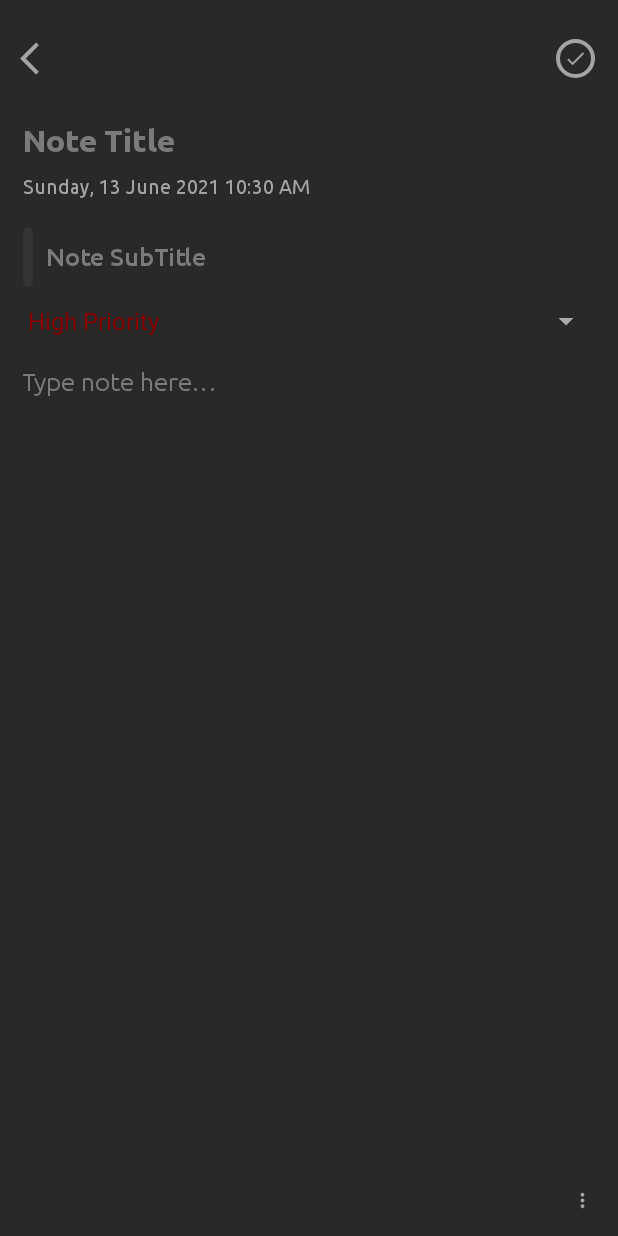
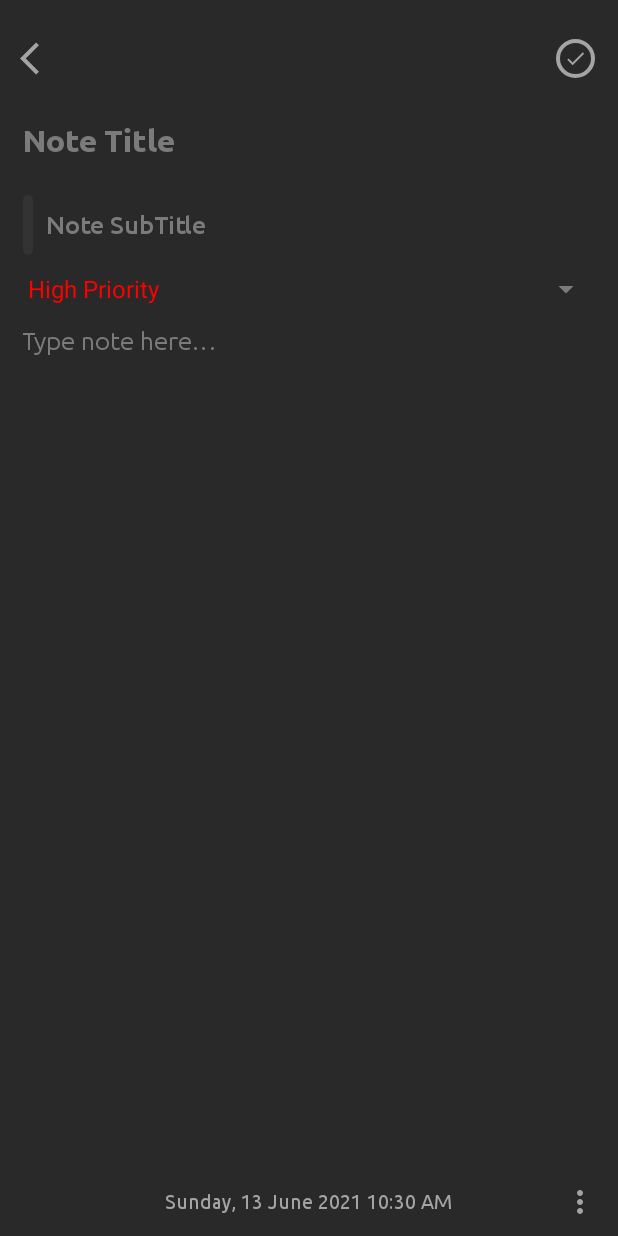
Before and after one commit to mertrkaradeniz/Notely, an Android app: the fragment AddFragment placed in its activity, on a phone screen of 412 x 824 dp. Run offline under Robolectric (Android 15) with nearby library versions, the phone set to English and light mode, and no system bars; our stand-ins replace Dagger/Hilt's generated code, Firebase (no records; nobody signed in at launch, a user with empty details on screens opened directly), Room's generated code, navigation-ui, sdp/ssp sizes; libraries missing offline, so code that uses them is left out: com.vmadalin.easypermissions, jp.wasabeef.recyclerview; 1 statement that could not run was skipped.

Commit message:
Code cleanup #1

```diff
--- a/app/src/main/res/layout/fragment_add.xml
+++ b/app/src/main/res/layout/fragment_add.xml
@@ -65,26 +65,12 @@
                 android:textSize="@dimen/_16sdp"
                 app:layout_constraintTop_toBottomOf="@id/imgBack" />
 
-            <TextView
-                android:id="@+id/tvDateTime"
-                android:layout_width="0dp"
-
-                android:layout_height="wrap_content"
-                android:fontFamily="@font/ubuntu_regular"
-                android:includeFontPadding="false"
-                android:textColor="@color/colorIcons"
-                android:textSize="@dimen/_10sdp"
-                app:layout_constraintEnd_toEndOf="@id/etNoteTitle"
-                app:layout_constraintHorizontal_bias="0.0"
-                app:layout_constraintStart_toStartOf="@id/etNoteTitle"
-                app:layout_constraintTop_toBottomOf="@+id/etNoteTitle" />
-
             <EditText
                 android:id="@+id/etNoteSubtitle"
                 android:layout_width="0dp"
                 android:layout_height="wrap_content"
                 android:layout_marginStart="@dimen/_12sdp"
-                android:layout_marginTop="@dimen/_15sdp"
+                android:layout_marginTop="@dimen/_10sdp"
                 android:layout_marginEnd="@dimen/_12sdp"
                 android:background="@null"
                 android:fontFamily="@font/ubuntu_medium"
@@ -99,7 +85,7 @@
                 android:textSize="@dimen/_13sdp"
                 app:layout_constraintEnd_toEndOf="parent"
                 app:layout_constraintStart_toStartOf="@id/viewSubtitleIndicator"
-                app:layout_constraintTop_toBottomOf="@id/tvDateTime" />
+                app:layout_constraintTop_toBottomOf="@id/etNoteTitle" />
 
             <View
                 android:id="@+id/viewSubtitleIndicator"
@@ -116,7 +102,7 @@
                 android:layout_width="match_parent"
                 android:layout_height="wrap_content"
                 android:layout_marginStart="@dimen/_12sdp"
-                android:layout_marginTop="@dimen/_15sdp"
+                android:layout_marginTop="@dimen/_10sdp"
                 android:layout_marginEnd="@dimen/_12sdp"
                 android:adjustViewBounds="true"
                 android:contentDescription="@string/image"
@@ -141,9 +127,9 @@
             <LinearLayout
                 android:id="@+id/llWebURL"
                 android:layout_width="match_parent"
-                android:layout_height="@dimen/_50sdp"
+                android:layout_height="@dimen/_30sdp"
                 android:layout_marginStart="@dimen/_12sdp"
-                android:layout_marginTop="@dimen/_15sdp"
+                android:layout_marginTop="@dimen/_10sdp"
                 android:layout_marginEnd="@dimen/_12sdp"
                 android:gravity="center_vertical"
                 android:orientation="horizontal"
@@ -174,14 +160,14 @@
                 android:id="@+id/spPriorities"
                 android:layout_width="match_parent"
                 android:layout_height="wrap_content"
-                android:backgroundTint="@color/google_hint_grey"
-                android:entries="@array/priorities"
+                android:layout_margin="@dimen/_8sdp"
                 android:layout_marginStart="@dimen/_12sdp"
-                android:layout_marginTop="@dimen/_15sdp"
+                android:layout_marginTop="@dimen/_10sdp"
                 android:layout_marginEnd="@dimen/_12sdp"
                 android:layout_marginBottom="@dimen/_15sdp"
-                android:layout_margin="@dimen/_8sdp"
-                android:textColorHint="@color/google_hint_grey"
+                android:backgroundTint="@color/colorTextHint"
+                android:entries="@array/priorities"
+                android:textColorHint="@color/colorTextHint"
                 app:layout_constraintEnd_toEndOf="parent"
                 app:layout_constraintHorizontal_bias="0.5"
                 app:layout_constraintStart_toStartOf="parent"
@@ -192,7 +178,7 @@
                 android:layout_width="match_parent"
                 android:layout_height="wrap_content"
                 android:layout_marginStart="@dimen/_12sdp"
-                android:layout_marginTop="@dimen/_15sdp"
+                android:layout_marginTop="@dimen/_10sdp"
                 android:layout_marginEnd="@dimen/_12sdp"
                 android:layout_marginBottom="@dimen/_15sdp"
                 android:background="@null"
@@ -211,16 +197,28 @@
 
         </androidx.constraintlayout.widget.ConstraintLayout>
     </ScrollView>
+
+    <TextView
+        android:id="@+id/tvDateTime"
+        android:layout_width="wrap_content"
+        android:layout_height="wrap_content"
+        android:fontFamily="@font/ubuntu_regular"
+        android:includeFontPadding="false"
+        android:layout_marginBottom="@dimen/_12sdp"
+        android:layout_gravity="center|bottom"
+        android:textColor="@color/colorIcons"
+        android:textSize="@dimen/_10sdp" />
+
     <ImageView
         android:id="@+id/imageButton"
-        android:layout_width="@dimen/_20sdp"
-        android:layout_height="@dimen/_20sdp"
-        android:layout_marginEnd="@dimen/_8sdp"
-        android:layout_marginBottom="@dimen/_8sdp"
+        android:layout_width="wrap_content"
+        android:layout_height="wrap_content"
+        android:layout_gravity="bottom|right"
+        android:layout_marginEnd="@dimen/_6sdp"
+        android:layout_marginBottom="@dimen/_4sdp"
         android:contentDescription="@string/image"
         android:padding="@dimen/_4sdp"
         android:src="@drawable/ic_more"
-        android:layout_gravity="bottom|right"
         app:tint="@color/colorIcons"
         tools:ignore="RtlHardcoded" />
 </androidx.coordinatorlayout.widget.CoordinatorLayout>
--- a/app/src/main/res/layout/row_item.xml
+++ b/app/src/main/res/layout/row_item.xml
@@ -6,7 +6,7 @@
     android:layout_width="match_parent"
     android:layout_height="wrap_content"
     android:layout_marginStart="@dimen/_12sdp"
-    android:layout_marginTop="@dimen/_12sdp"
+    android:layout_marginTop="@dimen/_8sdp"
     android:background="@drawable/background_note"
     android:clipToPadding="true"
     android:orientation="vertical">
--- a/app/src/main/res/menu-v26/add_fragment_menu.xml
+++ /dev/null
@@ -1,26 +0,0 @@
-<?xml version="1.0" encoding="utf-8"?>
-<menu xmlns:android="http://schemas.android.com/apk/res/android"
-    xmlns:app="http://schemas.android.com/apk/res-auto">
-
-    <item
-        android:id="@+id/menu_add"
-        android:icon="@drawable/ic_check"
-        android:iconTint="@color/google_light_grey"
-        android:title="@string/add"
-        app:showAsAction="ifRoom" />
-
-    <item
-        android:id="@+id/menu_reminder"
-        android:icon="@drawable/ic_notification"
-        android:iconTint="@color/google_light_grey"
-        android:title="@string/notification"
-        app:showAsAction="ifRoom" />
-
-    <item
-        android:id="@+id/menu_archive"
-        android:icon="@drawable/ic_archive"
-        android:iconTint="@color/google_light_grey"
-        android:title="@string/archive"
-        app:showAsAction="ifRoom" />
-
-</menu>
--- a/app/src/main/res/values/colors.xml
+++ b/app/src/main/res/values/colors.xml
@@ -9,26 +9,11 @@
     <color name="white">#FFFFFFFF</color>
 
     <color name="lightGray">#E6E6E6</color>
-    <color name="darkGray">#4B4B4B</color>
-    <color name="dark_red">#8b0000</color>
-    <color name="dark_green">#006400</color>
-    <color name="blue_dark">#3B4FFE</color>
-    <color name="blue_light">#6283FF</color>
-    <color name="light_grey">#eeeeee</color>
-    <color name="light_blue">#00adb5</color>
-    <color name="grey">#393e46</color>
-    <color name="dark_grey">#222831</color>
-    <color name="yellow">#FFEB3B</color>
-    <color name="dark_yellow">#8B8000</color>
+    <color name="yellow">#FFC114</color>
 
-    <color name="google_darker_grey">#202125</color>
-    <color name="google_dark_grey">#2d2e32</color>
-    <color name="google_light_grey">#d9dade</color>
-    <color name="google_medium_grey">#48484a</color>
-    <color name="google_grey">#94949c</color>
-    <color name="google_title_grey">#f6f7f8</color>
-    <color name="google_hint_grey">#abacb0</color>
-
+    <color name="dark_red">#FF0000</color>
+    <color name="dark_green">#00FF00</color>
+    <color name="dark_yellow">#FFFF00</color>
 
     <color name="colorPrimary">#292929</color>
     <color name="colorPrimaryDark">#292929</color>
--- a/app/src/main/res/values/themes.xml
+++ b/app/src/main/res/values/themes.xml
@@ -1,17 +1,7 @@
 <resources xmlns:tools="http://schemas.android.com/tools">
-    <!-- Base application theme. -->
     <style name="Theme.Notely" parent="Theme.MaterialComponents.DayNight.NoActionBar">
-        <!-- Primary brand color. -->
-        <item name="colorPrimary">@color/google_darker_grey</item>
-        <item name="colorPrimaryVariant">@color/google_dark_grey</item>
-        <item name="colorOnPrimary">@color/google_grey</item>
-        <!-- Secondary brand color. -->
-        <item name="colorSecondary">@color/blue_light</item>
-        <item name="colorSecondaryVariant">@color/blue_dark</item>
-        <item name="colorOnSecondary">@color/black</item>
-        <!-- Status bar color. -->
-        <item name="android:statusBarColor" tools:targetApi="l">@color/google_darker_grey</item>
-        <!-- Customize your theme here. -->
-        <item name="android:textColor">@color/google_grey</item>
+        <item name="colorPrimary">@color/colorPrimary</item>
+        <item name="colorPrimaryDark">@color/colorPrimaryDark</item>
+        <item name="colorAccent">@color/colorAccent</item>
     </style>
 </resources>
```
Also changed, not shown: app/src/main/java/com/mertrizakaradeniz/notely/ui/add/AddFragment.kt (+4 -13 lines), app/src/main/java/com/mertrizakaradeniz/notely/ui/list/ListFragment.kt (+27 -35 lines), app/src/main/res/drawable-v24/custom_input.xml (deleted, +0 -18 lines), app/src/main/res/drawable-v24/item_background.xml (deleted, +0 -8 lines), app/src/main/res/drawable/ic_sort.xml (added, +10 -0 lines), app/src/main/res/layout/fragment_list.xml (+14 -5 lines), app/src/main/res/menu/list_fragment_menu.xml (deleted, +0 -32 lines), app/src/main/res/menu/update_fragment_menu.xml (deleted, +0 -16 lines).
